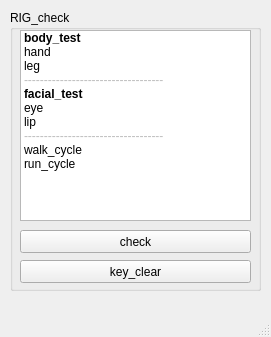
The window that python/sub_script/RIG_checktool/RIG_checktool_UI.ui (sumtting/KJY) describes before a commit, drawn with Qt 5.
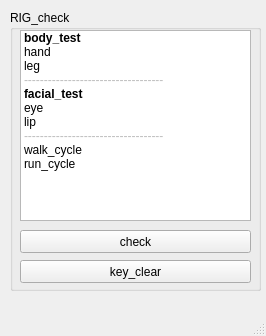
The same window after the commit.

What changed in the file:
```diff
--- a/python/sub_script/RIG_checktool/RIG_checktool_UI.ui
+++ b/python/sub_script/RIG_checktool/RIG_checktool_UI.ui
@@ -6,8 +6,8 @@
    <rect>
     <x>0</x>
     <y>0</y>
-    <width>271</width>
-    <height>337</height>
+    <width>266</width>
+    <height>336</height>
    </rect>
   </property>
   <property name="windowTitle">
```
Left out of the diff: 2 changed lines with no effect on the pictures.
